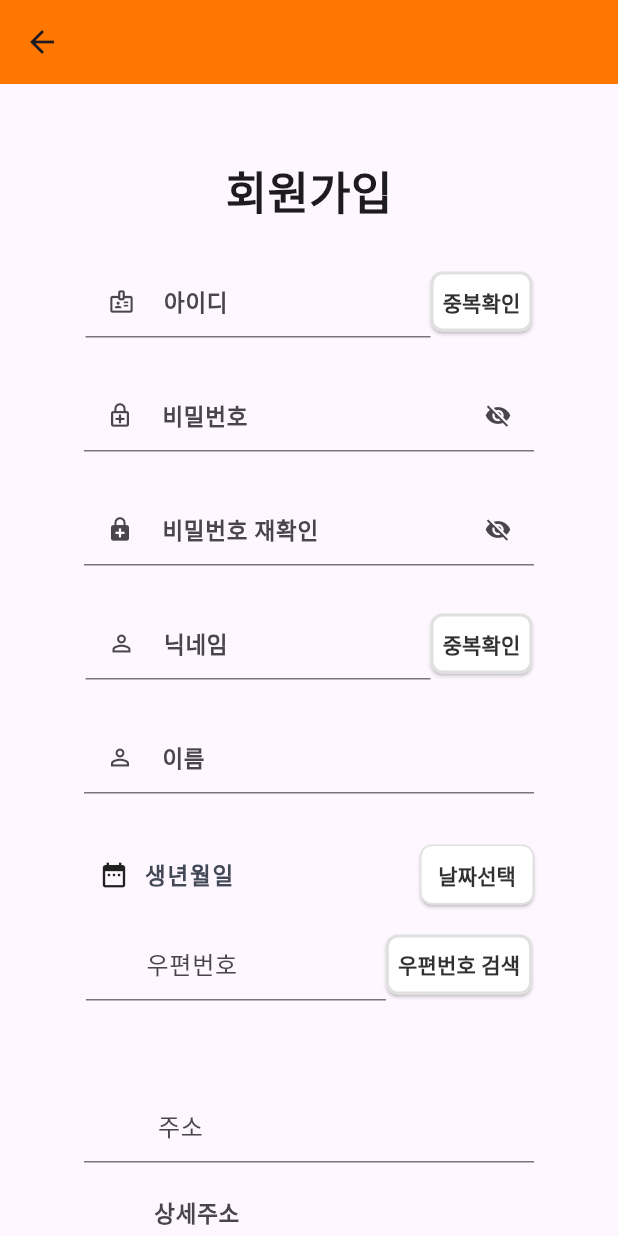
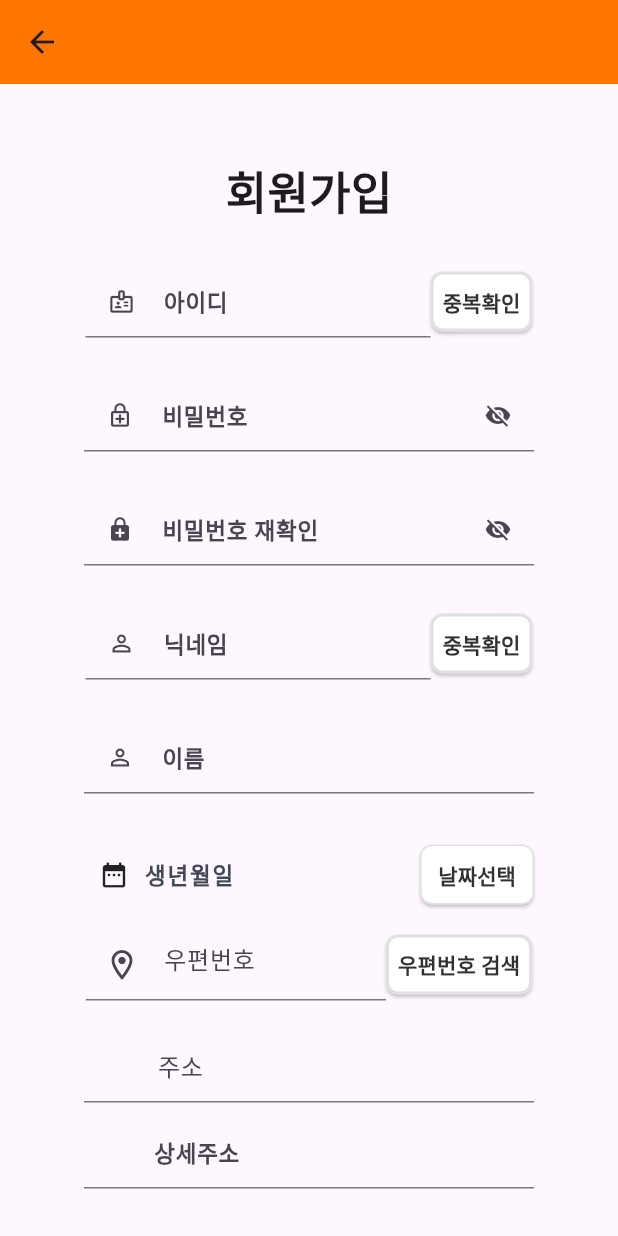
Before and after one commit to EN-SeoMinKim/PuppyAlert-Front-End, a Flutter app: the SignupAdultScreen screen opened directly, on a phone screen of 412 x 824 dp. Run offline on Flutter 3.47's test engine with Material 3 defaults, Android fonts, the phone set to English and light mode, and no system bars; our stand-ins replace avatar_glow, flutter_dotenv, flutter_tts, geolocator, permission_handler, speech_to_text; missing offline and left inert: flutter_naver_map, remedi_kopo.

Commit message:
Feat: signup_adult_screen.dart 파일에 우편번호를 입력받았을 때 icon이 없어지는 부분 추가

```diff
--- a/puppy_alert/lib/screens/adult_screens/signup_adult_screen.dart
+++ b/puppy_alert/lib/screens/adult_screens/signup_adult_screen.dart
@@ -41,6 +41,11 @@ class _SignupAdultScreenState extends State<SignupAdultScreen> {
     _addressDetailController = TextEditingController();
     _phonenumberController = TextEditingController();
     _phonenumberconfirmationController = TextEditingController();
+
+    // Listen to changes in the postcode controller
+    _postcodeController.addListener(() {
+      setState(() {}); // Triggers a rebuild when the text changes
+    });
   }
 
   @override
@@ -84,6 +89,8 @@ class _SignupAdultScreenState extends State<SignupAdultScreen> {
 
   @override
   Widget build(BuildContext context) {
+    final showIcon = _postcodeController.text.isEmpty;
+
     return Scaffold(
       appBar: AppBar(),
       body: GestureDetector(
@@ -115,7 +122,7 @@ class _SignupAdultScreenState extends State<SignupAdultScreen> {
                           mainAxisAlignment: MainAxisAlignment.center,
                           crossAxisAlignment: CrossAxisAlignment.end,
                           children: [
-                            idInputWidget(width: 230,_idController),
+                            idInputWidget(width: 230, _idController),
                             WhiteBackgroundButton(
                               onPressed: _checkDuplicateId,
                               text: "중복확인",
@@ -185,13 +192,16 @@ class _SignupAdultScreenState extends State<SignupAdultScreen> {
                           mainAxisAlignment: MainAxisAlignment.center,
                           crossAxisAlignment: CrossAxisAlignment.end,
                           children: [
-                            const SizedBox(height:60),
+                            const SizedBox(height: 60),
                             SizedBox(
-                              width:200,
+                              width: 200,
                               child: TextFormField(
                                 controller: _postcodeController,
-                                decoration: const InputDecoration(
-                                  hintText: '         우편번호',
+                                decoration: InputDecoration(
+                                  hintText: '우편번호',
+                                  prefixIcon: showIcon
+                                      ? Icon(Icons.location_on_outlined)
+                                      : null,
                                 ),
                                 readOnly: true,
                               ),
@@ -203,9 +213,9 @@ class _SignupAdultScreenState extends State<SignupAdultScreen> {
                           ],
                         ),
                       ),
-                      const SizedBox(height:60),
+                      const SizedBox(height: 20),
                       SizedBox(
-                        width:300,
+                        width: 300,
                         child: TextFormField(
                           controller: _addressController,
                           decoration: const InputDecoration(
@@ -285,7 +295,7 @@ class _SignupAdultScreenState extends State<SignupAdultScreen> {
       String addressDetail = _addressDetailController.text.trim();
       String phonenumber = _phonenumberController.text.trim();
       String phonenumberConfirmation =
-          _phonenumberconfirmationController.text.trim();
+      _phonenumberconfirmationController.text.trim();
 
       print('Id: $id');
       print('Password: $password');
```
